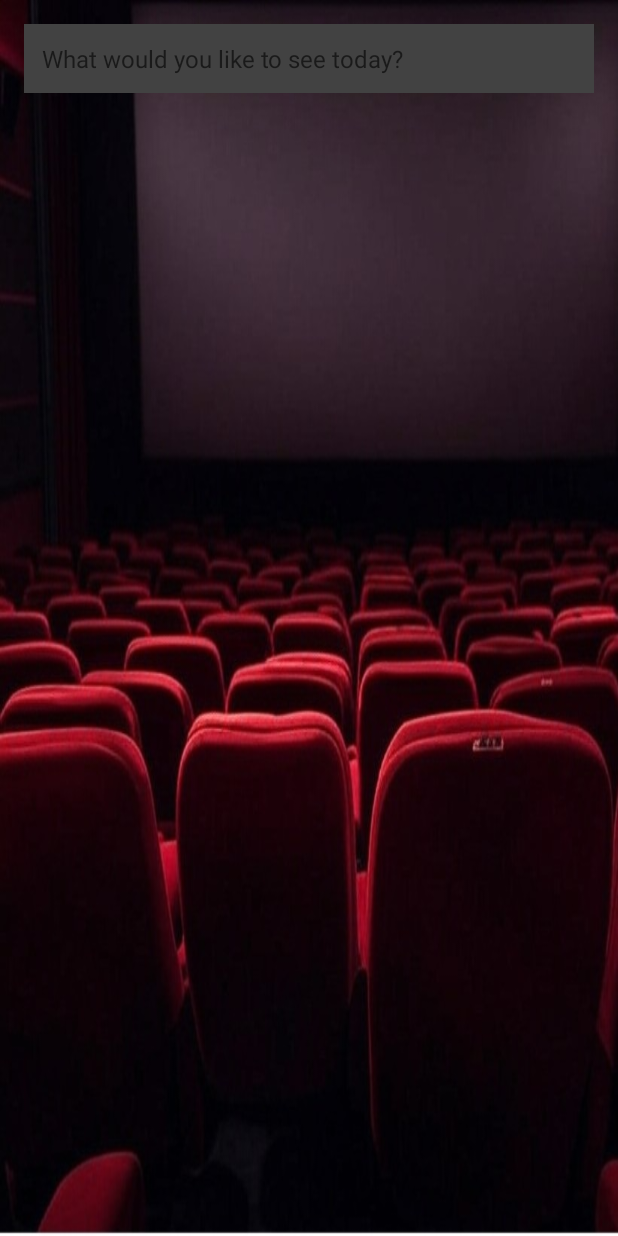
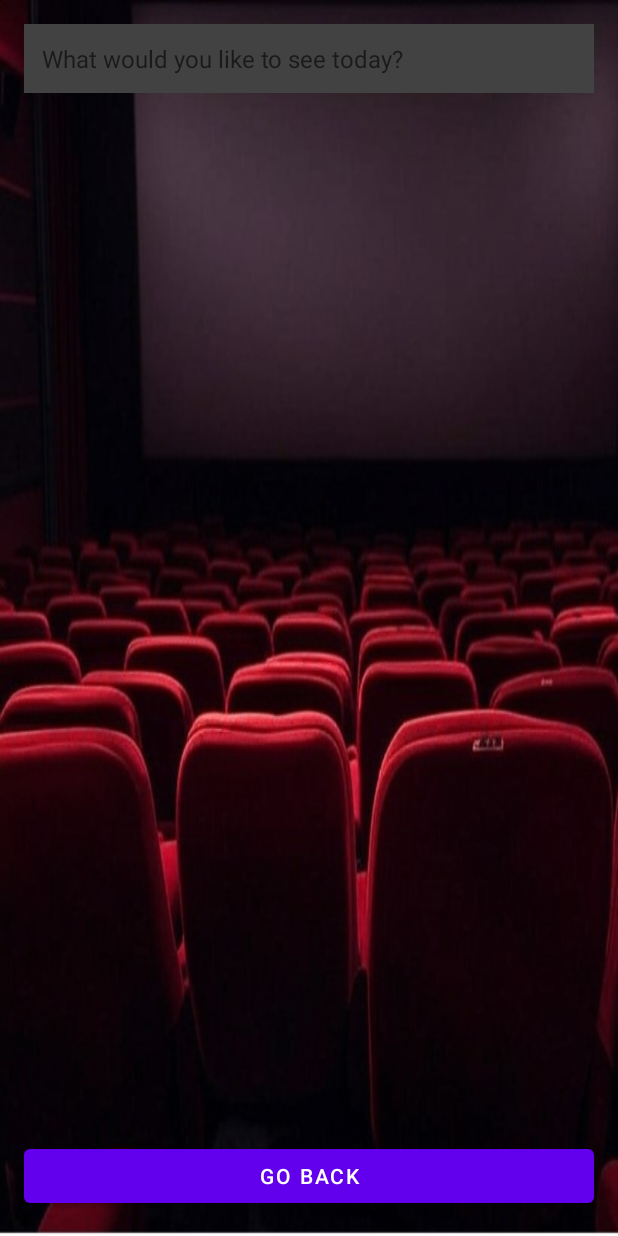
Before and after one commit to shonze/FakeFlix, an Android app: the SearchActivity screen opened directly, with no data from a screen before it, on a phone screen of 412 x 824 dp. Run offline under Robolectric (Android 15) with nearby library versions, the phone set to English and light mode, and no system bars; pictures from the network do not load; 1 statement that could not run was skipped.

Commit message:
almost there

```diff
--- a/src/androidApp/app/src/main/java/com/example/advanced_programing_ex_4/Dao/AppDB.java
+++ b/src/androidApp/app/src/main/java/com/example/advanced_programing_ex_4/Dao/AppDB.java
@@ -11,7 +11,7 @@ import com.example.advanced_programing_ex_4.entities.Category;
 import com.example.advanced_programing_ex_4.entities.Movie;
 import com.example.advanced_programing_ex_4.entities.MoviesList;
 
-@Database(entities = {MoviesList.class, Movie.class, Category.class}, version = 18)
+@Database(entities = {MoviesList.class, Movie.class, Category.class}, version = 19)
 @TypeConverters(MovieIdsConverter.class) // Register the TypeConverter
 public abstract class AppDB extends RoomDatabase {
     private static volatile AppDB instance;
--- a/src/androidApp/app/src/main/java/com/example/fakeflix/DB/MovieDatabase.java
+++ b/src/androidApp/app/src/main/java/com/example/fakeflix/DB/MovieDatabase.java
@@ -11,7 +11,7 @@ import com.example.fakeflix.Dao.MovieDao;
 import com.example.fakeflix.entities.Movie;
 import androidx.room.TypeConverters;
 
-@Database(entities = {Movie.class}, version = 1, exportSchema = false)
+@Database(entities = {Movie.class}, version = 2, exportSchema = false)
 @TypeConverters(Converters.class) // Add this line
 public abstract class MovieDatabase extends RoomDatabase {
     private static volatile MovieDatabase INSTANCE;
--- a/src/androidApp/app/src/main/java/com/example/fakeflix/SearchActivity.java
+++ b/src/androidApp/app/src/main/java/com/example/fakeflix/SearchActivity.java
@@ -9,6 +9,7 @@ import android.text.Editable;
 import android.text.TextWatcher;
 import android.util.Log;
 import android.view.View;
+import android.widget.Button;
 import android.widget.EditText;
 import android.widget.TextView;
 
@@ -43,11 +44,20 @@ public class SearchActivity extends AppCompatActivity {
     private String theme;
     private SharedPreferences preferences;
     private final Handler handler = new Handler();
+
+    private Button goBackButton;
     private final long debounceDelay = 100; // 100ms debounce delay
     @Override
     protected void onCreate(Bundle savedInstanceState) {
         super.onCreate(savedInstanceState);
         setContentView(R.layout.activity_search);
+
+        goBackButton = findViewById(R.id.go_back_button);
+        if(goBackButton != null){
+            goBackButton.setOnClickListener(v -> {
+                finish();
+            });
+        }
 
         searchInput = findViewById(R.id.searchInput);
         recyclerView = findViewById(R.id.recyclerView);
--- a/src/androidApp/app/src/main/java/com/example/fakeflix/data/local/MovieDatabase.java
+++ b/src/androidApp/app/src/main/java/com/example/fakeflix/data/local/MovieDatabase.java
@@ -12,7 +12,7 @@ import androidx.sqlite.db.SupportSQLiteDatabase;
 
 import com.example.fakeflix.utils.Converters;
 
-@Database(entities = {MovieEntity.class}, version = 3) // Current version is 3
+@Database(entities = {MovieEntity.class}, version = 4) // Current version is 3
 @TypeConverters({Converters.class})
 public abstract class MovieDatabase extends RoomDatabase {
     private static volatile MovieDatabase instance;
@@ -25,6 +25,7 @@ public abstract class MovieDatabase extends RoomDatabase {
                 if (instance == null) {
                     instance = Room.databaseBuilder(context.getApplicationContext(), MovieDatabase.class, "movies_database")
                             .addMigrations(MIGRATION_1_2, MIGRATION_2_3) // Add both migrations here
+                            .fallbackToDestructiveMigration()  // Allows destructive migration (erases data)
                             .build();
                 }
             }
--- a/src/androidApp/app/src/main/res/layout/activity_search.xml
+++ b/src/androidApp/app/src/main/res/layout/activity_search.xml
@@ -45,5 +45,13 @@
         android:layout_width="match_parent"
         android:layout_height="wrap_content"
         android:layout_marginTop="10dp"
-        android:textColor="@color/white"/>
+        android:textColor="@color/white"
+        android:layout_weight="1"/>
+
+    <Button
+        android:id="@+id/go_back_button"
+        android:layout_height="wrap_content"
+        android:layout_width="match_parent"
+        android:text="Go Back"
+        />
 </LinearLayout>
```
Also changed, not shown: 2 other files.
